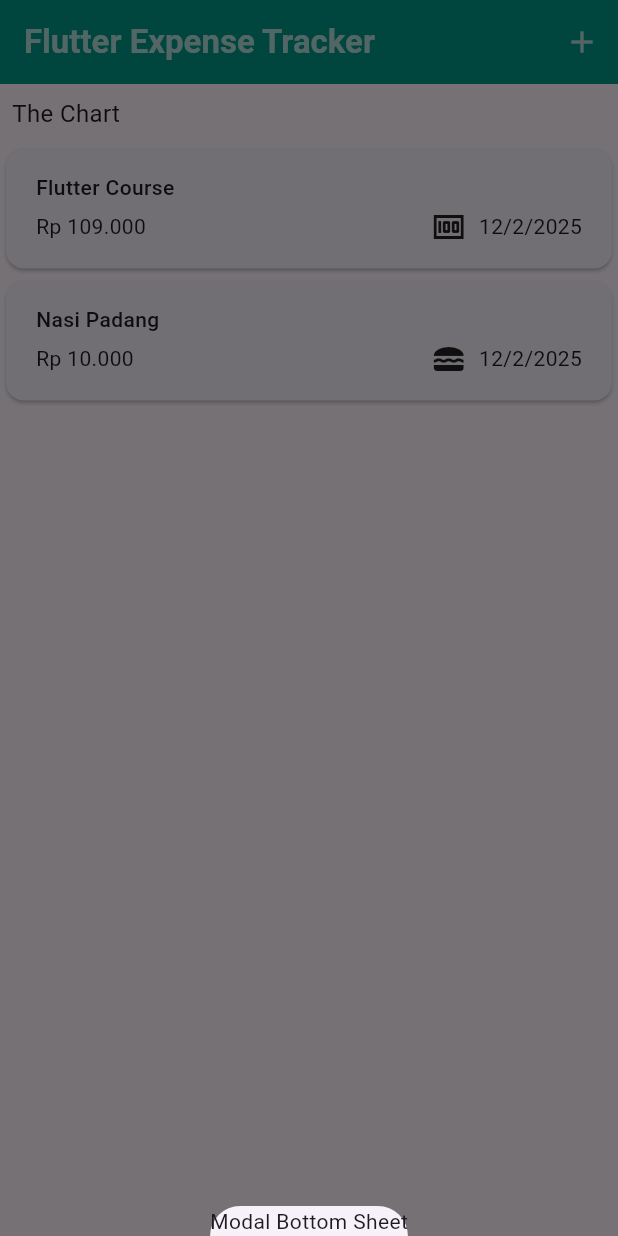
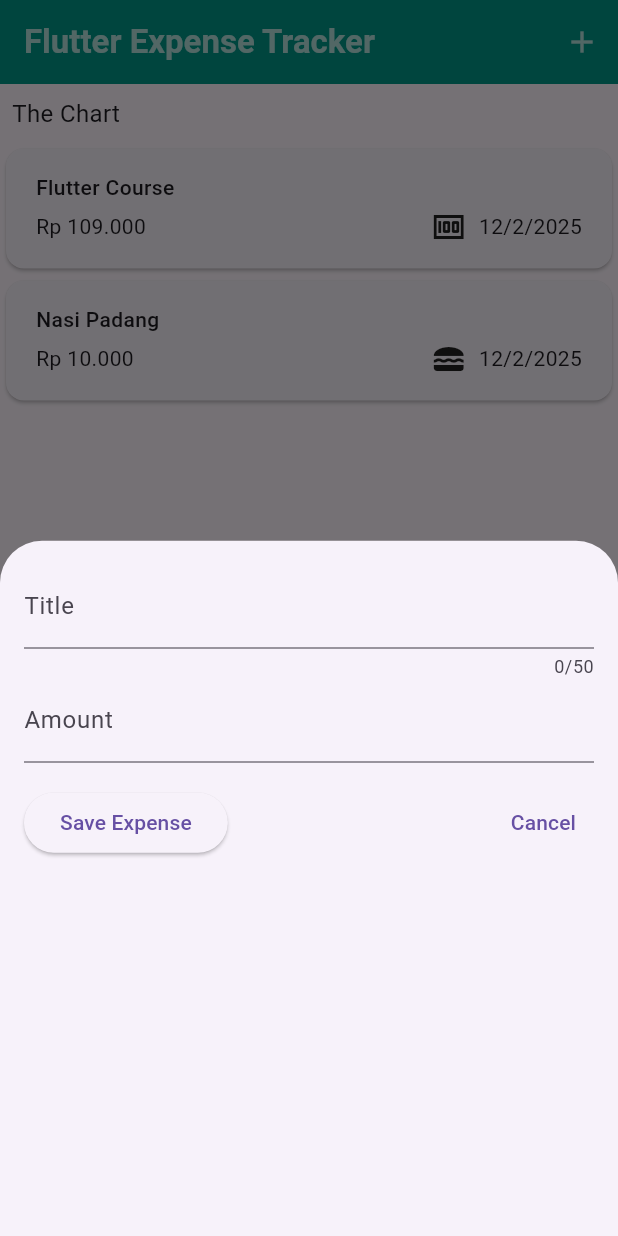
Before and after one commit to qyupaww/expenses-tracker-app, a Flutter app: the screen it shows after launch, after a tap on the "add" icon, on a phone screen of 412 x 824 dp. Run offline on Flutter 3.47's test engine with Material 3 defaults, Android fonts, the phone set to English and light mode, and no system bars.

Commit message:
feat:text editing controller

```diff
--- a/lib/widgets/expenses.dart
+++ b/lib/widgets/expenses.dart
@@ -1,3 +1,4 @@
+import 'package:expenses_tracker_app/widgets/new_expenses.dart';
 import 'package:flutter/material.dart';
 
 import '../models/expense.dart';
@@ -26,7 +27,7 @@ class _ExpensesState extends State<Expenses> {
 
   void _openAddExpenseOverLay() {
     showModalBottomSheet(
-        context: context, builder: (ctx) => Text('Modal Bottom Sheet'));
+        context: context, builder: (ctx) => const NewExpense());
   }
 
   @override
--- a/lib/widgets/new_expenses.dart
+++ b/lib/widgets/new_expenses.dart
@@ -8,6 +8,16 @@ class NewExpense extends StatefulWidget {
 }
 
 class _NewExpenseState extends State<NewExpense> {
+  final _titleController = TextEditingController();
+  final _amountController = TextEditingController();
+
+  @override
+  void dispose() {
+    _titleController.dispose();
+    _amountController.dispose();
+    super.dispose();
+  }
+
   @override
   Widget build(BuildContext context) {
     return Padding(
@@ -15,10 +25,33 @@ class _NewExpenseState extends State<NewExpense> {
       child: Column(
         children: [
           TextField(
+            controller: _titleController,
             maxLength: 50,
             decoration: const InputDecoration(
               label: Text('Title'),
             ),
+          ),
+          TextField(
+            controller: _amountController,
+            keyboardType: TextInputType.number,
+            decoration: const InputDecoration(
+              prefixText: 'Rp ',
+              label: Text('Amount'),
+            ),
+          ),
+          SizedBox(height: 16),
+          Row(
+            children: [
+              ElevatedButton(
+                onPressed: () {
+                  print(_titleController.text);
+                  print(_amountController.text);
+                },
+                child: const Text('Save Expense'),
+              ),
+              const Spacer(),
+              TextButton(onPressed: () {}, child: Text('Cancel')),
+            ],
           ),
         ],
       ),
```
